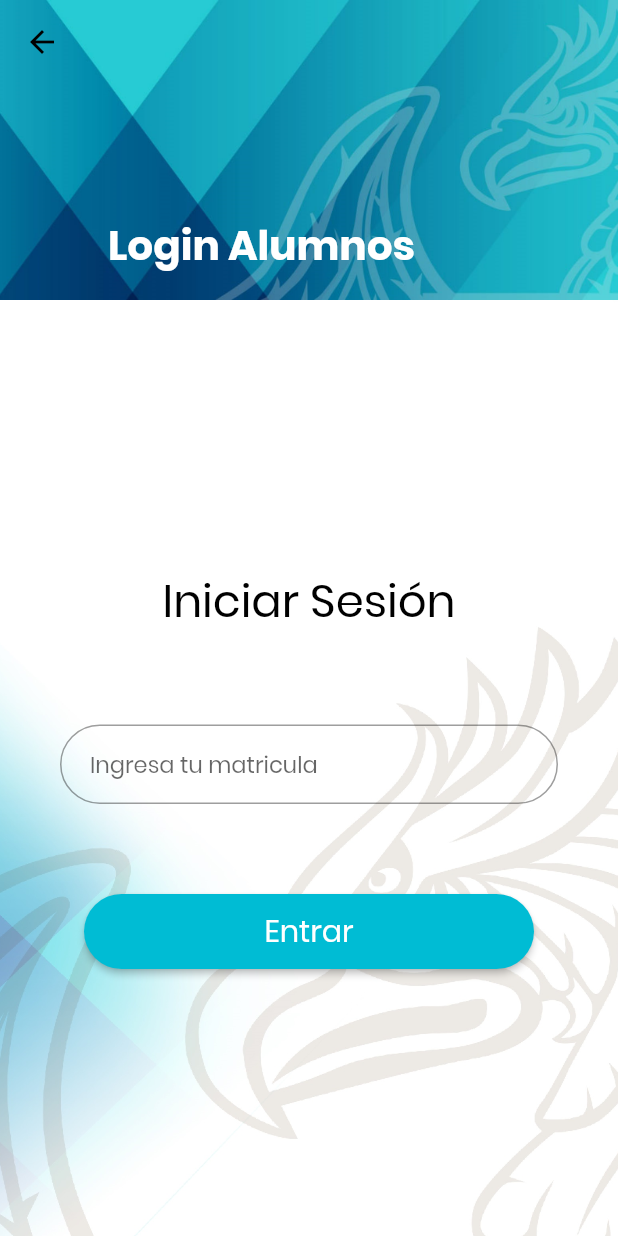
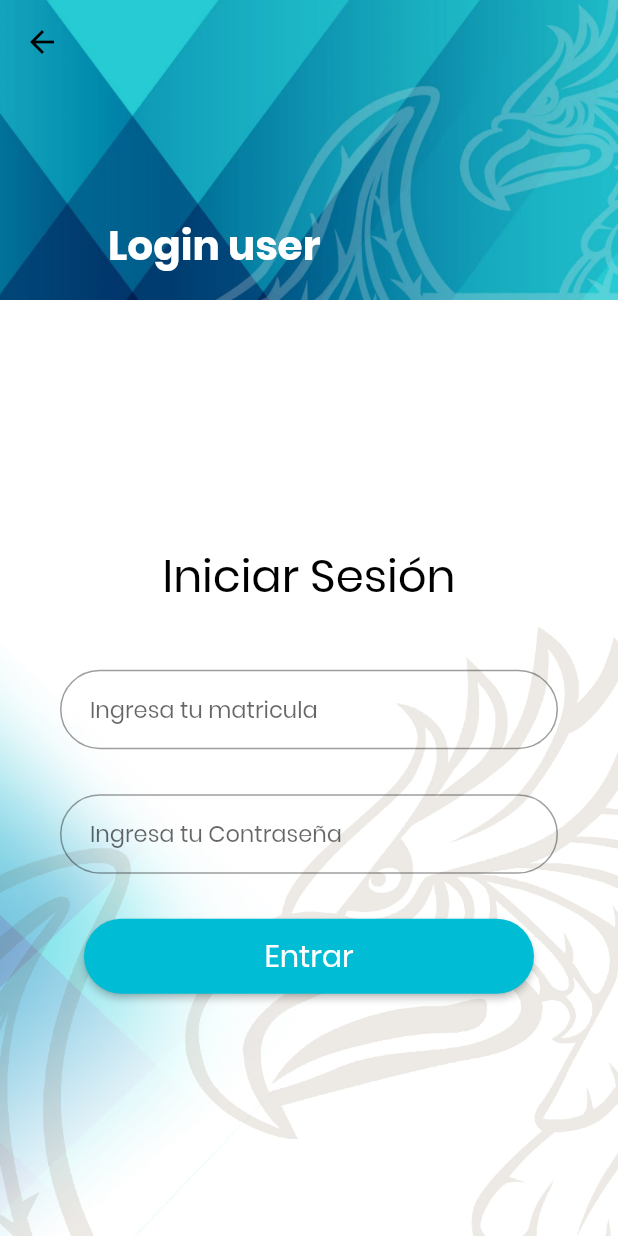
Before and after one commit to danerose/EvaluacionDocente, a Flutter app: the screen it shows after launch, after a tap on "Alumnos", on a phone screen of 412 x 824 dp. Run offline on Flutter 3.47's test engine with Material 2 defaults, Android fonts, the phone set to English and light mode, and no system bars.

Commit message:
implementacion de rutas

```diff
--- a/lib/src/app.dart
+++ b/lib/src/app.dart
@@ -1,26 +1,21 @@
 import 'package:flutter/material.dart';
+import 'package:flutter/services.dart';
+//Own Import
+import 'package:evaluacion_docente/src/routes/routes.dart';
 
-//Own Import
-import 'package:evaluacion_docente/src/pages/landing_page.dart';
-import 'package:flutter/services.dart';
 class MyApp extends StatelessWidget {
-
   @override
-
-  Widget build( context ){
+  Widget build(context) {
     SystemChrome.setPreferredOrientations([
       DeviceOrientation.portraitUp,
       DeviceOrientation.portraitDown,
     ]);
-   return MaterialApp(
+
+    return MaterialApp(
       debugShowCheckedModeBanner: false,
-      theme: ThemeData(
-        primaryColor: Colors.cyan,
-        accentColor: Colors.white
-      ),
-      home: LandingPage(),
-
+      theme: ThemeData(primaryColor: Colors.cyan, accentColor: Colors.white),
+      initialRoute: '/',
+      routes: getRoutes(),
     );
   }
-
 }
--- a/lib/src/components/components/card_home.dart
+++ b/lib/src/components/components/card_home.dart
@@ -1,8 +1,6 @@
-import 'package:evaluacion_docente/src/components/components/text_content.dart';
-import 'package:evaluacion_docente/src/pages/login_school_page.dart';
-import 'package:evaluacion_docente/src/pages/login_student_page.dart';
 import 'package:flutter/material.dart';
 import 'package:flutter/widgets.dart';
+import 'package:evaluacion_docente/src/components/components/text_content.dart';
 
 class HomeCardWidget extends StatelessWidget {
   final int user;
@@ -28,25 +26,18 @@ _cardContent(context, user, title, description, footer) {
     borderRadius: BorderRadius.all(Radius.circular(8.0)),
     child: InkWell(
       onTap: () {
-        if(user == 1){
-        Navigator.push(
-          context,
-          MaterialPageRoute(builder: (context) => LoginStudentPage()),
-        );
-        }else{
-          Navigator.push(
-          context,
-          MaterialPageRoute(builder: (context) => LoginSchoolPage(user)),
-        );
+        if (user == 1) {
+          Navigator.pushNamed(context, 'login');
+        } else {
+          Navigator.pushNamed(context, 'login');
         }
       },
       child: Container(
         decoration: BoxDecoration(
           borderRadius: BorderRadius.all(Radius.circular(8.0)),
           image: DecorationImage(
-            image:AssetImage('assets/images/banner_shape.jpg'),
-            fit: BoxFit.cover
-          ),
+              image: AssetImage('assets/images/banner_shape.jpg'),
+              fit: BoxFit.cover),
         ),
         padding: EdgeInsets.all(10.0),
         child: Row(
@@ -104,9 +95,9 @@ _cardContent(context, user, title, description, footer) {
                               Align(
                                 alignment: Alignment.bottomRight,
                                 child: Container(
-                                  margin: EdgeInsets.only(top:3.0),
+                                  margin: EdgeInsets.only(top: 3.0),
                                   child: TextContent(footer, 13.0,
-                                      TextAlign.end, Colors.white,true),
+                                      TextAlign.end, Colors.white, true),
                                 ),
                               ),
                             ],
@@ -117,7 +108,7 @@ _cardContent(context, user, title, description, footer) {
                   ),
                 )),
             Expanded(
-              child: Container(
+                child: Container(
               child: Align(
                 alignment: Alignment.center,
                 child: Icon(
@@ -126,8 +117,7 @@ _cardContent(context, user, title, description, footer) {
                   size: 40.0,
                 ),
               ),
-             )
-            ),
+            )),
           ],
         ),
       ),
--- a/lib/src/components/components/login_submit.dart
+++ b/lib/src/components/components/login_submit.dart
@@ -1,11 +1,8 @@
-import 'package:evaluacion_docente/src/pages/test_page.dart';
 import 'package:flutter/material.dart';
-
 //Own Imports
 import 'package:evaluacion_docente/src/components/index.dart';
 
-class LoginSubmit extends StatelessWidget{
-
+class LoginSubmit extends StatelessWidget {
   final formkey;
   LoginSubmit(this.formkey);
 
@@ -15,20 +12,16 @@ class LoginSubmit extends StatelessWidget{
       width: 300.0,
       height: 50.0,
       child: RaisedButton(
-        onPressed:(){
-          if (formkey.currentState.validate()) {
-            Navigator.push(
-              context,
-              MaterialPageRoute(builder: (context) => TestPage()),
-            );
-          }
-        },
-      color: Colors.cyan,
-      shape: RoundedRectangleBorder(
-        borderRadius: BorderRadius.circular(30.0)
-       ),
-       child: TextContent('Entrar',20.0,TextAlign.center,Colors.white,false)
-      ),
+          onPressed: () {
+            if (formkey.currentState.validate()) {
+              Navigator.pushNamed(context, 'evaluation');
+            }
+          },
+          color: Colors.cyan,
+          shape:
+              RoundedRectangleBorder(borderRadius: BorderRadius.circular(30.0)),
+          child: TextContent(
+              'Entrar', 20.0, TextAlign.center, Colors.white, false)),
     );
   }
 }
--- a/lib/src/pages/home_page.dart
+++ b/lib/src/pages/home_page.dart
@@ -1,10 +1,8 @@
 import 'dart:ui';
 import 'package:flutter/material.dart';
 import 'package:flutter/widgets.dart';
-
 //Own Imports
-import 'package:evaluacion_docente/src/components/index.dart';
-
+import 'package:evaluacion_docente/src/components/index.dart' as components;
 
 class HomePage extends StatefulWidget {
   @override
@@ -15,53 +13,42 @@ class HomePageState extends State<HomePage> {
   @override
   Widget build(BuildContext context) {
     return Scaffold(
-      body: _body(context)
+      body: Stack(
+        fit: StackFit.expand,
+        children: <Widget>[
+          components.BackgroundImage(),
+          _customScrollView(context)])
     );
   }
 }
 
-
-_body(context) {
-  return Stack(
-    fit: StackFit.expand,
-    children: <Widget>[
-      BackgroundImage(),
-      _customScrollView(context)
-    ]
+_customScrollView(context) {
+  return CustomScrollView(
+    slivers: <Widget>[_sliverAppBar(), _sliverItems(context)],
   );
 }
-_customScrollView(context){
-  return CustomScrollView(
-    slivers: <Widget>[
-      _sliverAppBar(),
-      _sliverItems(context)
-    ],
-  );
-}
-_sliverAppBar(){
+
+_sliverAppBar() {
   return SliverAppBar(
       expandedHeight: 200.0,
       pinned: true,
       floating: true,
       flexibleSpace: FlexibleSpaceBar(
         centerTitle: true,
-    title:TextContent('Usuarios',20.0,TextAlign.center,Colors.white,true),
-    background: BackgroundBanner(),
-   )
-  );
+        title:
+            components.TextContent('Usuarios', 20.0, TextAlign.center, Colors.white, true),
+        background: components.BackgroundBanner(),
+      ));
 }
 
-
-_sliverItems(context){
-
+_sliverItems(context) {
   return SliverList(
-    delegate: SliverChildListDelegate(
-      <Widget>[
+    delegate: SliverChildListDelegate(<Widget>[
       Hero(
         tag: 'Alumno',
         child: Container(
-          height: MediaQuery.of(context).size.height/3.5,
-          child: HomeCardWidget(
+          height: MediaQuery.of(context).size.height / 3.5,
+          child: components.HomeCardWidget(
             1,
             'Alumnos',
             'Evaluación Alumno - Docente',
@@ -72,8 +59,8 @@ _sliverItems(context){
       Hero(
         tag: 'Docente',
         child: Container(
-          height: MediaQuery.of(context).size.height/3.5,
-          child: HomeCardWidget(
+          height: MediaQuery.of(context).size.height / 3.5,
+          child: components.HomeCardWidget(
             2,
             'Docentes',
             'Evaluación Docente - Docente',
@@ -84,8 +71,8 @@ _sliverItems(context){
       Hero(
         tag: 'Coordinador',
         child: Container(
-          height: MediaQuery.of(context).size.height/3.5,
-          child: HomeCardWidget(
+          height: MediaQuery.of(context).size.height / 3.5,
+          child: components.HomeCardWidget(
             3,
             'Coordinador',
             'Evaluación Coordinador - Docente',
@@ -96,8 +83,8 @@ _sliverItems(context){
       Hero(
         tag: 'Administrador',
         child: Container(
-          height: MediaQuery.of(context).size.height/3.5,
-          child: HomeCardWidget(
+          height: MediaQuery.of(context).size.height / 3.5,
+          child: components.HomeCardWidget(
             4,
             'Administrador',
             'Exclusivamente para el Administrador',
@@ -105,7 +92,6 @@ _sliverItems(context){
           ),
         ),
       ),
-      ]
-    ),
+    ]),
   );
 }
--- a/lib/src/pages/landing_page.dart
+++ /dev/null
@@ -1,83 +0,0 @@
-import 'package:flutter/widgets.dart';
-import 'package:flutter/material.dart';
-
-//Own files imports
-import 'package:evaluacion_docente/src/components/index.dart';
-import 'package:evaluacion_docente/src/pages/loading_page.dart';
-
-
-class LandingPage extends StatefulWidget{
-
-  State createState() => LandingPageState();
-}
-
-class LandingPageState extends State<LandingPage> with TickerProviderStateMixin {
-
-  AnimationController controller;
-  Animation<double> animation;
-
-  @override
-  void initState() {
-    super.initState();
-    controller = AnimationController(
-      duration: Duration(seconds: 1),
-      vsync: this
-    );
-    animation = CurvedAnimation(parent: controller, curve: Curves.easeIn);
-    Future.delayed(
-      Duration(seconds: 4),(){
-        Navigator.pushReplacement(
-          context,
-          MaterialPageRoute(
-            builder:(context) => LoadingPage()
-        )
-      );
-     }
-    );
-    Future.delayed(Duration(milliseconds: 1501),(){
-       controller.forward();
-    });
-  }
-
-  @override
-  Widget build(BuildContext context) {
-    return Scaffold(
-      body: _content(animation),
-    );
-  }
-}
-
-_content(animation){
-  return Container(
-    decoration: BoxDecoration(
-      gradient: LinearGradient(
-        begin: Alignment.topLeft,
-        end: Alignment.bottomRight,
-        colors: [
-          Colors.teal,
-          Colors.cyan,
-        ]
-      )
-    ),
-     child:_image(animation),
-  );
-}
-
-_image(animation){
-  return Center(
-    child: FadeTransition(
-      opacity: animation,
-      child: Column(
-        mainAxisAlignment: MainAxisAlignment.center,
-        children: <Widget>[
-          LogoUPQROO(100.0, 100.0),
-          SizedBox(height: 30),
-          Hero(
-            tag:'home',
-            child: TextContent('UNIVERSIDAD POLITECNICA DE QUINTANA ROO', 15.0, TextAlign.center, Colors.black,true),
-          ),
-        ],
-      )
-    )
-  );
-}
--- a/lib/src/pages/loading_page.dart
+++ b/lib/src/pages/loading_page.dart
@@ -1,52 +1,36 @@
-
 import 'dart:async';
 import 'package:flutter/material.dart';
 import 'package:flutter/cupertino.dart';
 import 'package:flutter/painting.dart';
 import 'package:flutter/widgets.dart';
+// Import own files
+import 'package:evaluacion_docente/src/components/index.dart' as components;
 
-// Import own files
-import 'package:evaluacion_docente/src/pages/home_page.dart';
-import 'package:evaluacion_docente/src/components/index.dart';
-
-class LoadingPage extends StatefulWidget{
+class LoadingPage extends StatefulWidget {
   @override
   State createState() => LoadingPageState();
 }
 
-class LoadingPageState extends State<LoadingPage>{
-
+class LoadingPageState extends State<LoadingPage> {
   @override
   void initState() {
     super.initState();
-     Future.delayed(
-     const Duration(seconds: 2),() => Navigator.pushReplacement(context,MaterialPageRoute(
-        builder: (context) => HomePage()
-      ),
-     )
-    );
+    Future.delayed(const Duration(seconds: 2),
+        () => Navigator.pushReplacementNamed(context, 'home'));
   }
 
   @override
   Widget build(BuildContext context) {
-    return Scaffold(
-      body: _body()
+    return Scaffold(body:Stack(
+      fit: StackFit.expand,
+      children: <Widget>[
+        components.BackgroundImage(),
+        _containerContent()])
     );
   }
 }
 
-_body(){
-  return Stack(
-    fit: StackFit.expand,
-    children: <Widget>[
-      new BackgroundImage(),
-      _containerContent()
-    ],
-
-  );
-}
-
-_containerContent(){
+_containerContent() {
   return Column(
     mainAxisAlignment: MainAxisAlignment.start,
     children: <Widget>[
@@ -57,11 +41,12 @@ _containerContent(){
             mainAxisAlignment: MainAxisAlignment.center,
             children: <Widget>[
               Hero(
-                tag:'load',
-                child: LogoUPQROO(200.0,200.0),
+                tag: 'load',
+                child: components.LogoUPQROO(200.0, 200.0),
               ),
               SizedBox(height: 10),
-              TextContent('Sistema de Evaluación',20.0,TextAlign.center,Colors.black,true)
+              components.TextContent('Sistema de Evaluación', 20.0, TextAlign.center,
+                  Colors.black, true)
             ],
           ),
         ),
@@ -73,7 +58,8 @@ _containerContent(){
           children: <Widget>[
             _progressBar(),
             SizedBox(height: 30),
-            TextContent('Verificando Conexión . . .', 15.0, TextAlign.center, Colors.black, false)
+            components.TextContent('Verificando Conexión . . .', 15.0, TextAlign.center,
+                Colors.black, false)
           ],
         ),
       )
@@ -81,15 +67,12 @@ _containerContent(){
   );
 }
 
-
 //items Container
 
-_progressBar(){
+_progressBar() {
   return CircularProgressIndicator(
     backgroundColor: Colors.cyan,
     strokeWidth: 3.0,
-    valueColor:AlwaysStoppedAnimation<Color>(
-      Colors.white70
-    ),
+    valueColor: AlwaysStoppedAnimation<Color>(Colors.white70),
   );
 }
--- /dev/null
+++ b/lib/src/pages/login_page.dart
@@ -0,0 +1,96 @@
+import 'package:flutter/material.dart';
+import 'package:flutter/widgets.dart';
+
+//Own Imports
+import 'package:evaluacion_docente/src/components/index.dart';
+import 'package:evaluacion_docente/src/components/components/login_submit.dart';
+
+class LoginPage extends StatelessWidget {
+  final roll;
+  LoginPage(this.roll);
+  final _formKey = GlobalKey<FormState>();
+
+  @override
+  Widget build(BuildContext context) {
+    return Scaffold(
+      body: _body(_formKey, roll),
+    );
+  }
+}
+
+_body(_formKey, user) {
+  return Stack(
+    fit: StackFit.expand,
+    children: <Widget>[
+      Hero(
+        tag: user,
+        child: Container(
+          color: Color.fromRGBO(33, 182, 198, 0.5),
+        ),
+      ),
+      new BackgroundImage(),
+      CustomScrollView(
+        slivers: <Widget>[_sliverAppBar(user), _sliverFillRemaining(_formKey)],
+      )
+    ],
+  );
+}
+
+_sliverAppBar(user) {
+  return SliverAppBar(
+      expandedHeight: 200,
+      floating: true,
+      pinned: true,
+      snap: true,
+      flexibleSpace: _flexibleSpaceBar(18.0, user));
+}
+
+_flexibleSpaceBar(size, user) {
+  return FlexibleSpaceBar(
+    title:
+        TextContent('Login ' + user, size, TextAlign.end, Colors.white, true),
+    background: BackgroundBanner(),
+  );
+}
+
+_sliverFillRemaining(_formKey) {
+  return SliverFillRemaining(
+    child: Center(
+      child: _containerContent(_formKey),
+    ),
+  );
+}
+
+_containerContent(_formKey) {
+  return Center(
+    child: SingleChildScrollView(
+      padding: EdgeInsets.all(40.0),
+      child: Column(
+        mainAxisAlignment: MainAxisAlignment.center,
+        children: <Widget>[
+          TextContent(
+              'Iniciar Sesión', 30.0, TextAlign.center, Colors.black, false),
+          SizedBox(height: 40.0),
+          _formLoginSchool(_formKey)
+        ],
+      ),
+    ),
+  );
+}
+
+//Formulario del Login
+_formLoginSchool(_formKey) {
+  return Form(
+    key: _formKey,
+    child: Column(
+      mainAxisAlignment: MainAxisAlignment.center,
+      children: <Widget>[
+        LoginInput('Ingresa tu matricula', false),
+        SizedBox(height: 30.0),
+        LoginInput('Ingresa tu Contraseña', true),
+        SizedBox(height: 30.0),
+        LoginSubmit(_formKey)
+      ],
+    ),
+  );
+}
--- a/lib/src/pages/login_student_page.dart
+++ /dev/null
@@ -1,99 +0,0 @@
-import 'package:flutter/material.dart';
-import 'package:flutter/widgets.dart';
-
-//Own Imports
-import 'package:evaluacion_docente/src/components/index.dart';
-import 'package:evaluacion_docente/src/components/components/login_submit.dart';
-
-class LoginStudentPage extends StatefulWidget{
-  @override
-  State createState() => LoginStudentState();
-}
-
-class LoginStudentState extends State<LoginStudentPage>{
-final _formKey = GlobalKey<FormState>();
-  @override
-  Widget build(BuildContext context) {
-    return Scaffold(
-      body: _body(_formKey,context),
-    );
-  }
-}
-
-_body(_formKey,context){
-  return Stack(
-    fit: StackFit.expand,
-    children: <Widget>[
-      Hero(
-        tag: 'Alumno',
-        child: Container(
-          color:Color.fromRGBO(33, 182, 198, 0.5),
-        ),
-      ),
-      BackgroundImage(),
-      CustomScrollView(
-        slivers: <Widget>[
-          _sliverAppBar(context),
-          _sliverFillRemaining(_formKey)
-        ],
-      )
-    ],
-  );
-}
-
-_sliverAppBar(context){
-  return SliverAppBar(
-    expandedHeight: 200,
-    floating: true,
-    pinned: true,
-    snap: true,
-    flexibleSpace:_flexibleSpaceBar(18.0)
-  );
-}
-
-_flexibleSpaceBar(size){
-  return FlexibleSpaceBar(
-    title: TextContent('Login Alumnos',size,TextAlign.center,Colors.white,true),
-    background: BackgroundBanner(),
-  );
-}
-
-_sliverFillRemaining(_formKey){
-  return SliverFillRemaining(
-    child: Center(
-      child: _containerContent(_formKey),
-    ),
-  );
-}
-_containerContent(_formKey){
-  return Center(
-    child: SingleChildScrollView(
-        padding: EdgeInsets.all(40.0),
-        child: Column(
-          mainAxisAlignment: MainAxisAlignment.center,
-          children: <Widget>[
-            TextContent('Iniciar Sesión', 30.0,TextAlign.center,Colors.black,false),
-            SizedBox(height: 60.0),
-            _formLogin(_formKey)
-          ],
-        ),
-    ),
-  );
-}
-
-
-//Formulario del Login
-_formLogin(_formKey){
-return Form(
-    key: _formKey,
-    child: Column(
-      mainAxisAlignment: MainAxisAlignment.center,
-      children: <Widget>[
-        LoginInput('Ingresa tu matricula',false),
-        SizedBox(height: 30.0),
-        SizedBox(height: 30.0),
-        LoginSubmit(_formKey)
-      ],
-    ),
-  );
-}
--- /dev/null
+++ b/lib/src/routes/routes.dart
@@ -0,0 +1,16 @@
+import 'package:evaluacion_docente/src/pages/evaluation_list_page.dart';
+import 'package:evaluacion_docente/src/pages/questions_page.dart';
+import 'package:flutter/material.dart';
+import 'package:evaluacion_docente/src/pages/loading_page.dart';
+import 'package:evaluacion_docente/src/pages/home_page.dart';
+import 'package:evaluacion_docente/src/pages/login_page.dart';
+
+Map<String, WidgetBuilder> getRoutes() {
+  return <String, WidgetBuilder>{
+    '/'          : (BuildContext context) => LoadingPage(),
+    'home'       : (BuildContext context) => HomePage(),
+    'login'      : (BuildContext context) => LoginPage('user'),
+    'evaluation' : (BuildContext context) => EvaluationListPage(),
+    'questions'  : (BuildContext context) => QuestionsPage('')
+  };
+}
--- a/pubspec.yaml
+++ b/pubspec.yaml
@@ -23,6 +23,7 @@ dependencies:
   # The following adds the Cupertino Icons font to your application.
   # Use with the CupertinoIcons class for iOS style icons.
   cupertino_icons: ^0.1.2
+  http: ^0.12.0+2
 
 dev_dependencies:
   flutter_test:
```
Also changed, not shown: lib/src/bloc/login_bloc.dart (added, +18 -0 lines), lib/src/bloc/provider.dart (added, +17 -0 lines), lib/src/models/teacher_model.dart (added, +29 -0 lines), lib/src/pages/evaluation_list_page.dart (renamed from lib/src/pages/test_page.dart, +1 -7 lines), lib/src/pages/login_school_page.dart (deleted, +0 -105 lines), lib/src/providers/teachers_provider.dart (added, +30 -0 lines), pubspec.lock. Lines whose indentation alone changed are shown as unchanged.
